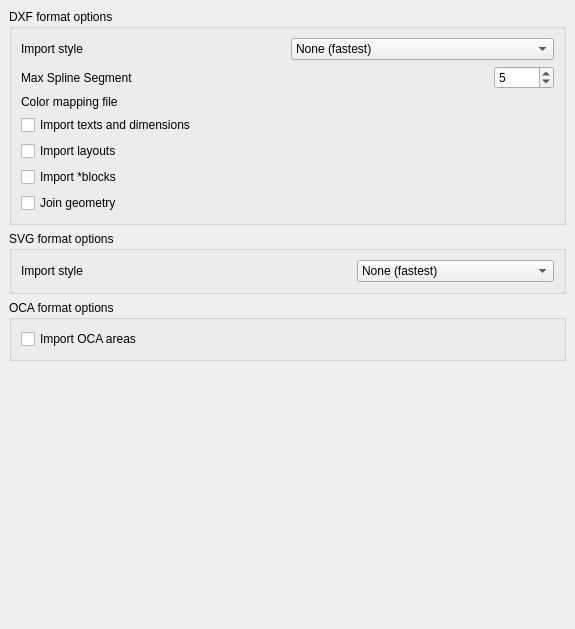
Before: the Qt Designer form src/Mod/Draft/Resources/ui/userprefs-import.ui in berndhahnebach/All_FreeCAD, drawn with Qt 5.
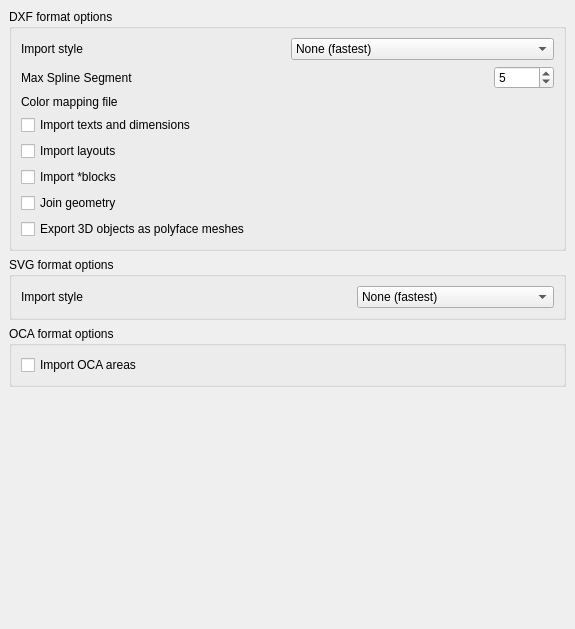
After: the same form once the commit is applied. Custom widgets are drawn as their Qt base class.

Commit message: + added feature #151: support for 3Dfaces and 3Dpoly in Draft DXF import/export

```diff
--- a/src/Mod/Draft/Resources/ui/userprefs-import.ui
+++ b/src/Mod/Draft/Resources/ui/userprefs-import.ui
@@ -230,6 +230,26 @@
         </item>
        </layout>
       </item>
+      <item>
+       <layout class="QHBoxLayout" name="horizontalLayout_6">
+        <item>
+         <widget class="Gui::PrefCheckBox" name="gui::prefcheckbox">
+          <property name="toolTip">
+           <string>If this is checked, all objects containing faces will be exported as 3d polyfaces</string>
+          </property>
+          <property name="text">
+           <string>Export 3D objects as polyface meshes</string>
+          </property>
+          <property name="prefEntry" stdset="0">
+           <cstring>dxfmesh</cstring>
+          </property>
+          <property name="prefPath" stdset="0">
+           <cstring>Mod/Draft</cstring>
+          </property>
+         </widget>
+        </item>
+       </layout>
+      </item>
      </layout>
     </widget>
    </item>
```
The commit also changes 2 other files.
